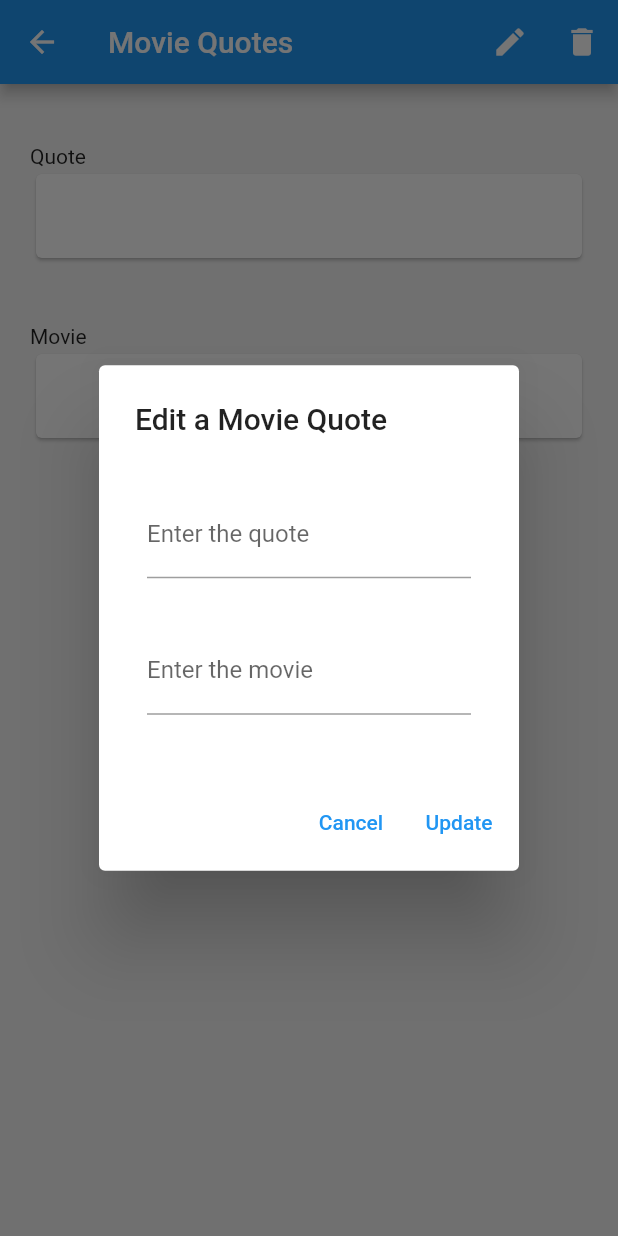
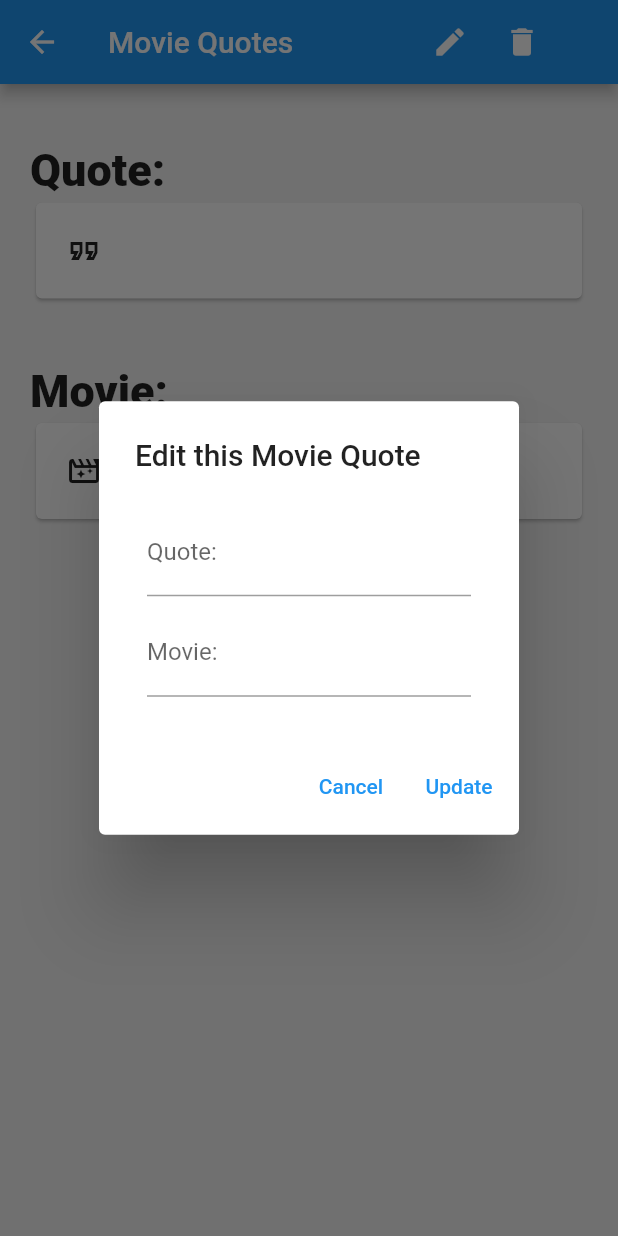
Before and after one commit to rhit-yiny1/movie-quotes, a Flutter app: the MovieQuoteDetailPage screen opened directly with empty values, after a tap on the "edit" icon, on a phone screen of 412 x 824 dp. Run offline on Flutter 3.47's test engine with Material 2 defaults, Android fonts, the phone set to English and light mode, and no system bars; our stand-ins replace cloud_firestore, email_validator, firebase_auth, firebase_core; accounts and stored records are empty; Roboto replaces fonts that are missing (Caveat).

Commit message:
added authorUid to create quote

```diff
--- a/movie_quotes/lib/main.dart
+++ b/movie_quotes/lib/main.dart
@@ -23,7 +23,7 @@ class MyApp extends StatelessWidget {
       theme: ThemeData(
         primarySwatch: Colors.blue,
       ),
-      home: const MovieQuoteListPage(),
+      home: const MovieQuotesListPage(),
     );
   }
 }
--- a/movie_quotes/lib/managers/movie_quotes_collection_manager.dart
+++ b/movie_quotes/lib/managers/movie_quotes_collection_manager.dart
@@ -1,6 +1,7 @@
 import 'dart:async';
 
 import 'package:cloud_firestore/cloud_firestore.dart';
+import 'package:movie_quotes/managers/auth_manager.dart';
 
 import '../models/movie_quote.dart';
 
@@ -37,6 +38,7 @@ class MovieQuoteCollectionManager {
   }) {
     return _ref
         .add({
+          kMovieQuote_authorUid: AuthManager.instance.uid,
           kMovieQuote_quote: quote, // John Doe
           kMovieQuote_movie: movie, // Stokes and Sons
           kMovieQuote_lastTouched: Timestamp.now(), // 42
--- a/movie_quotes/lib/models/movie_quote.dart
+++ b/movie_quotes/lib/models/movie_quote.dart
@@ -1,6 +1,7 @@
 import 'package:cloud_firestore/cloud_firestore.dart';
 import 'package:movie_quotes/models/firestore_model_utils.dart';
 
+const String kMovieQuote_authorUid = "authorUid";
 const String kMovieQuote_quote = "quote";
 const String kMovieQuote_movie = "movie";
 const String kMovieQuote_lastTouched = "lastTouched";
@@ -11,12 +12,15 @@ class MovieQuote {
   String movie;
   Timestamp lastTouched;
   String? documentId;
+  String authorUid;
 
-  MovieQuote(
-      {this.documentId,
-      required this.quote,
-      required this.movie,
-      required this.lastTouched});
+  MovieQuote({
+    this.documentId,
+    required this.quote,
+    required this.movie,
+    required this.lastTouched,
+    required this.authorUid,
+  });
   MovieQuote.from(DocumentSnapshot doc)
       : this(
           documentId: doc.id,
@@ -24,5 +28,7 @@ class MovieQuote {
           movie: FirestoreModelUtils.getStringField(doc, kMovieQuote_movie),
           lastTouched: FirestoreModelUtils.getTimestampField(
               doc, kMovieQuote_lastTouched),
+          authorUid:
+              FirestoreModelUtils.getStringField(doc, kMovieQuote_authorUid),
         );
 }
--- a/movie_quotes/lib/pages/email_password_auth_page.dart
+++ b/movie_quotes/lib/pages/email_password_auth_page.dart
@@ -26,6 +26,8 @@ class _EmailPasswordAuthPageState extends State<EmailPasswordAuthPage> {
   void initState() {
     _loginObserverKey = AuthManager.instance.addLoginObserver(() {
       print("pop this page");
+
+      Navigator.of(context).popUntil((route) => route.isFirst);
     });
     super.initState();
   }
--- a/movie_quotes/lib/pages/movie_quote_detail_page.dart
+++ b/movie_quotes/lib/pages/movie_quote_detail_page.dart
@@ -3,10 +3,8 @@ import 'dart:async';
 import 'package:flutter/material.dart';
 import 'package:movie_quotes/managers/movie_quote_document_manager.dart';
 import 'package:movie_quotes/managers/movie_quotes_collection_manager.dart';
-import 'package:movie_quotes/models/movie_quote.dart';
 
 class MovieQuoteDetailPage extends StatefulWidget {
-  //final MovieQuote mq;
   final String documentId;
   const MovieQuoteDetailPage(this.documentId, {super.key});
 
@@ -15,8 +13,8 @@ class MovieQuoteDetailPage extends StatefulWidget {
 }
 
 class _MovieQuoteDetailPageState extends State<MovieQuoteDetailPage> {
+  final quoteTextController = TextEditingController();
   final movieTextController = TextEditingController();
-  final quoteTextController = TextEditingController();
 
   StreamSubscription? movieQuoteSubscription;
 
@@ -46,35 +44,50 @@ class _MovieQuoteDetailPageState extends State<MovieQuoteDetailPage> {
       appBar: AppBar(
         title: const Text("Movie Quotes"),
         actions: [
-          IconButton(
+          Visibility(
+            visible:
+                MovieQuoteDocumentManager.instance.latestMovieQuote != null,
+            child: IconButton(
               onPressed: () {
-              showCreateQuoteDialog(context);
+                showEditQuoteDialog(context);
               },
-            icon: Icon(Icons.edit),
+              icon: const Icon(Icons.edit),
             ),
-          IconButton(
+          ),
+          Visibility(
+            visible:
+                MovieQuoteDocumentManager.instance.latestMovieQuote != null,
+            child: IconButton(
               onPressed: () {
                 final justDeletedQuote =
                     MovieQuoteDocumentManager.instance.latestMovieQuote!.quote;
-
                 final justDeletedMovie =
                     MovieQuoteDocumentManager.instance.latestMovieQuote!.movie;
 
                 MovieQuoteDocumentManager.instance.deleteLatestMovieQuote();
-              ScaffoldMessenger.of(context).showSnackBar(SnackBar(
+
+                ScaffoldMessenger.of(context).showSnackBar(
+                  SnackBar(
                     content: const Text('Quote Deleted'),
-                  duration: const Duration(seconds: 20),
                     action: SnackBarAction(
                       label: 'Undo',
                       onPressed: () {
                         MovieQuoteCollectionManager.instance.add(
-                          quote: justDeletedQuote, movie: justDeletedMovie);
+                          quote: justDeletedQuote,
+                          movie: justDeletedMovie,
+                        );
                       },
-                  )));
+                    ),
+                  ),
+                );
                 Navigator.pop(context);
               },
-            icon: Icon(Icons.delete),
-          )
+              icon: const Icon(Icons.delete),
+            ),
+          ),
+          const SizedBox(
+            width: 40.0,
+          ),
         ],
       ),
       backgroundColor: Colors.grey[100],
@@ -83,14 +96,14 @@ class _MovieQuoteDetailPageState extends State<MovieQuoteDetailPage> {
         child: Column(
           children: [
             LabelledTextDisplay(
-              label: "Quote",
+              title: "Quote:",
               content:
                   MovieQuoteDocumentManager.instance.latestMovieQuote?.quote ??
                       "",
               iconData: Icons.format_quote_outlined,
             ),
             LabelledTextDisplay(
-              label: "Movie",
+              title: "Movie:",
               content:
                   MovieQuoteDocumentManager.instance.latestMovieQuote?.movie ??
                       "",
@@ -102,7 +115,7 @@ class _MovieQuoteDetailPageState extends State<MovieQuoteDetailPage> {
     );
   }
 
-  Future<void> showCreateQuoteDialog(BuildContext context) {
+  Future<void> showEditQuoteDialog(BuildContext context) {
     quoteTextController.text =
         MovieQuoteDocumentManager.instance.latestMovieQuote?.quote ?? "";
     movieTextController.text =
@@ -112,30 +125,30 @@ class _MovieQuoteDetailPageState extends State<MovieQuoteDetailPage> {
       context: context,
       builder: (BuildContext context) {
         return AlertDialog(
-          title: const Text('Edit a Movie Quote'),
+          title: const Text('Edit this Movie Quote'),
           content: Column(
             mainAxisSize: MainAxisSize.min,
             crossAxisAlignment: CrossAxisAlignment.start,
             children: <Widget>[
               Padding(
                 padding:
-                    const EdgeInsets.symmetric(horizontal: 8, vertical: 16),
+                    const EdgeInsets.symmetric(horizontal: 8, vertical: 4.0),
                 child: TextFormField(
                   controller: quoteTextController,
                   decoration: const InputDecoration(
                     border: UnderlineInputBorder(),
-                    labelText: 'Enter the quote',
+                    labelText: 'Quote:',
                   ),
                 ),
               ),
               Padding(
                 padding:
-                    const EdgeInsets.symmetric(horizontal: 8, vertical: 16),
+                    const EdgeInsets.symmetric(horizontal: 8, vertical: 4.0),
                 child: TextFormField(
                   controller: movieTextController,
                   decoration: const InputDecoration(
                     border: UnderlineInputBorder(),
-                    labelText: 'Enter the movie',
+                    labelText: 'Movie:',
                   ),
                 ),
               ),
@@ -160,14 +173,10 @@ class _MovieQuoteDetailPageState extends State<MovieQuoteDetailPage> {
                 setState(() {
                   MovieQuoteDocumentManager.instance.update(
                     quote: quoteTextController.text,
-                      movie: movieTextController.text);
-                  // quotes.add(MovieQuote(
-                  //     quote: quoteTextController.text,
-                  //     movie: movieTextController.text));
-                  // quoteTextController.text = widget.mq.quote;
-                  // movieTextController.text = widget.mq.movie;
-                  // widget.mq.quote = quoteTextController.text;
-                  // widget.mq.movie = movieTextController.text;
+                    movie: movieTextController.text,
+                  );
+                  quoteTextController.text = "";
+                  movieTextController.text = "";
                 });
                 Navigator.of(context).pop();
               },
@@ -180,15 +189,16 @@ class _MovieQuoteDetailPageState extends State<MovieQuoteDetailPage> {
 }
 
 class LabelledTextDisplay extends StatelessWidget {
-  final String label;
+  final String title;
   final String content;
   final IconData iconData;
 
-  const LabelledTextDisplay(
-      {super.key,
-      required this.label,
+  const LabelledTextDisplay({
+    super.key,
+    required this.title,
     required this.content,
-      required this.iconData});
+    required this.iconData,
+  });
 
   @override
   Widget build(BuildContext context) {
@@ -198,15 +208,34 @@ class LabelledTextDisplay extends StatelessWidget {
         crossAxisAlignment: CrossAxisAlignment.stretch,
         children: [
           Text(
-            label,
-            style: const TextStyle(fontStyle: FontStyle.normal),
+            title,
+            style: const TextStyle(
+                fontSize: 30.0,
+                fontWeight: FontWeight.w800,
+                fontFamily: "Caveat"),
           ),
           Card(
             child: Container(
               padding: const EdgeInsets.all(20.0),
-              child: Text(content),
+              child: Row(
+                children: [
+                  Icon(iconData),
+                  const SizedBox(
+                    width: 8.0,
                   ),
-          )
+                  Flexible(
+                    child: Text(
+                      content,
+                      style: const TextStyle(
+                        fontSize: 18.0,
+                        // fontWeight: FontWeight.w600,
+                      ),
+                    ),
+                  ),
+                ],
+              ),
+            ),
+          ),
         ],
       ),
     );
```
Also changed, not shown: movie_quotes/lib/managers/auth_manager.dart (+10 -8 lines), movie_quotes/lib/pages/movie_quotes_list_page.dart (+27 -29 lines). Lines whose indentation alone changed are shown as unchanged.
